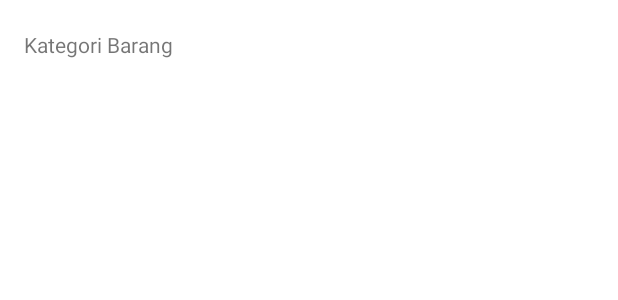
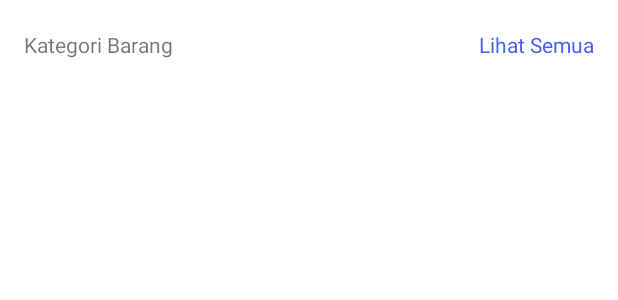
Before and after one commit to wibisono672019005/TR_672019005, an Android app: the layout activity_menu.xml on its own in the app's theme, with its tools: preview values and no code run, on a phone screen of 412 x 824 dp. Shown: the top 300 px of the screen. Run offline under Robolectric (Android 15) with nearby library versions, the light colour scheme and no system bars.

Commit message:
List Kategori Barang Lihat Semua

```diff
--- a/app/src/main/AndroidManifest.xml
+++ b/app/src/main/AndroidManifest.xml
@@ -10,7 +10,7 @@
         android:supportsRtl="true"
         android:theme="@style/Theme.TR_672019005">
         <activity
-            android:name=".ListKategoriBarang"
+            android:name=".ListKategoriActivity"
             android:exported="false" />
         <activity
             android:name=".DetailBarang"
--- a/app/src/main/res/layout/activity_menu.xml
+++ b/app/src/main/res/layout/activity_menu.xml
@@ -21,11 +21,32 @@
 
         </androidx.recyclerview.widget.RecyclerView>
 
-        <TextView
+        <LinearLayout
             android:layout_width="match_parent"
             android:layout_height="wrap_content"
-            android:layout_marginTop="20dp"
-            android:text="Kategori Barang"/>
+            android:layout_marginTop="20dp">
+
+            <RelativeLayout
+                android:layout_width="match_parent"
+                android:layout_height="wrap_content">
+
+                <TextView
+                    android:layout_width="wrap_content"
+                    android:layout_height="wrap_content"
+                    android:text="Kategori Barang"/>
+
+                <TextView
+                    android:id="@+id/txt_listkategori"
+                    android:layout_width="wrap_content"
+                    android:layout_height="wrap_content"
+                    android:layout_alignParentEnd="true"
+                    android:layout_centerInParent="true"
+                    android:textColor="@color/warnautama"
+                    android:text="Lihat Semua"/>
+
+            </RelativeLayout>
+
+        </LinearLayout>
 
         <androidx.recyclerview.widget.RecyclerView
             android:id="@+id/kategoriRecyclerView"
```
Also changed, not shown: app/src/main/java/com/example/tr_672019005/AdapterListKategori.java (added, +62 -0 lines), app/src/main/java/com/example/tr_672019005/ListKategoriActivity.java (added, +59 -0 lines), app/src/main/java/com/example/tr_672019005/ListKategoriBarang.java (+42 -7 lines), app/src/main/java/com/example/tr_672019005/MenuActivity.java (+11 -1 lines), app/src/main/res/layout/activity_list_kategori_activity.xml (added, +16 -0 lines), app/src/main/res/layout/activity_list_kategori_barang.xml (deleted, +0 -9 lines), app/src/main/res/layout/list_kategori_item.xml (added, +50 -0 lines).
